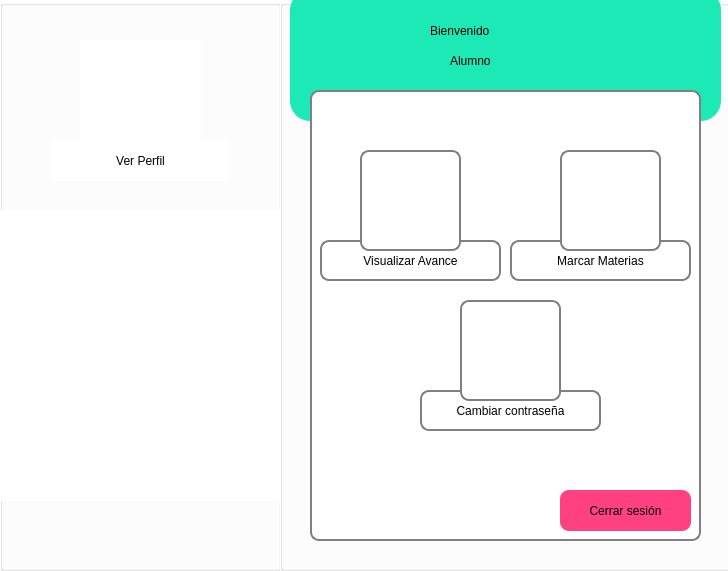
Old version of the form SCS/alumno.ui in the repository sagarme17/SCS.
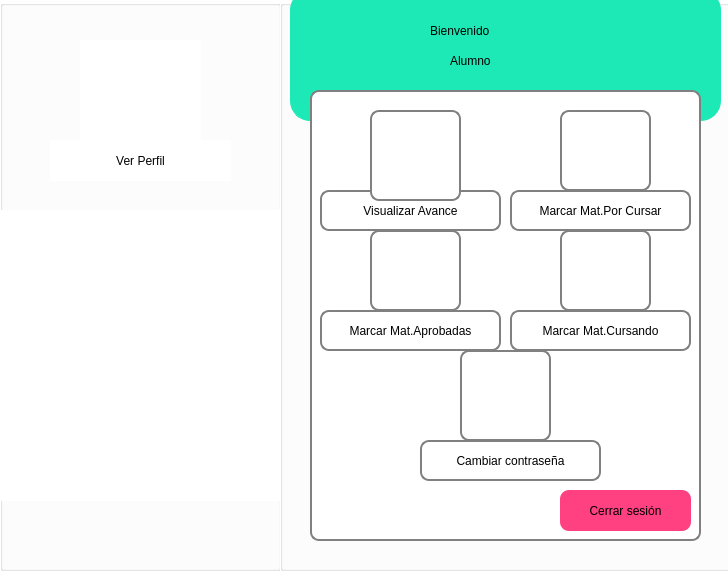
New version of the form. Icons and pictures are not drawn.

Commit message: Botones agregados a alumno.

```diff
--- a/SCS/alumno.ui
+++ b/SCS/alumno.ui
@@ -228,7 +228,7 @@
      <property name="geometry">
       <rect>
        <x>10</x>
-       <y>150</y>
+       <y>100</y>
        <width>181</width>
        <height>41</height>
       </rect>
@@ -247,7 +247,7 @@
      <property name="geometry">
       <rect>
        <x>200</x>
-       <y>150</y>
+       <y>100</y>
        <width>181</width>
        <height>41</height>
       </rect>
@@ -256,7 +256,7 @@
       <string notr="true">font: 75 12pt &quot;Berlin Sans FB Demi&quot;;</string>
      </property>
      <property name="text">
-      <string>Marcar Materias</string>
+      <string>Marcar Mat.Por Cursar</string>
      </property>
      <property name="alignment">
       <set>Qt::AlignCenter</set>
@@ -266,7 +266,7 @@
      <property name="geometry">
       <rect>
        <x>110</x>
-       <y>300</y>
+       <y>350</y>
        <width>181</width>
        <height>41</height>
       </rect>
@@ -313,10 +313,10 @@
     <widget class="QLabel" name="Avance">
      <property name="geometry">
       <rect>
-       <x>50</x>
-       <y>60</y>
-       <width>101</width>
-       <height>101</height>
+       <x>60</x>
+       <y>20</y>
+       <width>91</width>
+       <height>91</height>
       </rect>
      </property>
      <property name="text">
@@ -333,9 +333,9 @@
      <property name="geometry">
       <rect>
        <x>250</x>
-       <y>60</y>
-       <width>101</width>
-       <height>101</height>
+       <y>20</y>
+       <width>91</width>
+       <height>81</height>
       </rect>
      </property>
      <property name="text">
@@ -352,9 +352,9 @@
      <property name="geometry">
       <rect>
        <x>150</x>
-       <y>210</y>
-       <width>101</width>
-       <height>101</height>
+       <y>260</y>
+       <width>91</width>
+       <height>91</height>
       </rect>
      </property>
      <property name="text">
@@ -370,8 +370,8 @@
     <widget class="QPushButton" name="Cambio_al">
      <property name="geometry">
       <rect>
-       <x>154</x>
-       <y>222</y>
+       <x>150</x>
+       <y>270</y>
        <width>91</width>
        <height>81</height>
       </rect>
@@ -390,10 +390,10 @@
     <widget class="QPushButton" name="Cambio_al_2">
      <property name="geometry">
       <rect>
-       <x>260</x>
-       <y>70</y>
+       <x>250</x>
+       <y>30</y>
        <width>91</width>
-       <height>81</height>
+       <height>71</height>
       </rect>
      </property>
      <property name="styleSheet">
@@ -410,8 +410,124 @@
     <widget class="QPushButton" name="Cambio_al_3">
      <property name="geometry">
       <rect>
-       <x>54</x>
-       <y>74</y>
+       <x>60</x>
+       <y>30</y>
+       <width>91</width>
+       <height>81</height>
+      </rect>
+     </property>
+     <property name="styleSheet">
+      <string notr="true">
+       background:transparent;
+       border:none;
+       outline:none;
+</string>
+     </property>
+     <property name="text">
+      <string/>
+     </property>
+    </widget>
+    <widget class="QLabel" name="Marcar_2">
+     <property name="geometry">
+      <rect>
+       <x>60</x>
+       <y>140</y>
+       <width>91</width>
+       <height>81</height>
+      </rect>
+     </property>
+     <property name="text">
+      <string/>
+     </property>
+     <property name="pixmap">
+      <pixmap resource="SRC.qrc">:/Images/checklist_102320.png</pixmap>
+     </property>
+     <property name="scaledContents">
+      <bool>true</bool>
+     </property>
+    </widget>
+    <widget class="QLabel" name="Marcar_Materias_2">
+     <property name="geometry">
+      <rect>
+       <x>10</x>
+       <y>220</y>
+       <width>181</width>
+       <height>41</height>
+      </rect>
+     </property>
+     <property name="styleSheet">
+      <string notr="true">font: 75 12pt &quot;Berlin Sans FB Demi&quot;;</string>
+     </property>
+     <property name="text">
+      <string>Marcar Mat.Aprobadas</string>
+     </property>
+     <property name="alignment">
+      <set>Qt::AlignCenter</set>
+     </property>
+    </widget>
+    <widget class="QLabel" name="Marcar_3">
+     <property name="geometry">
+      <rect>
+       <x>250</x>
+       <y>140</y>
+       <width>91</width>
+       <height>81</height>
+      </rect>
+     </property>
+     <property name="text">
+      <string/>
+     </property>
+     <property name="pixmap">
+      <pixmap resource="SRC.qrc">:/Images/checklist_102320.png</pixmap>
+     </property>
+     <property name="scaledContents">
+      <bool>true</bool>
+     </property>
+    </widget>
+    <widget class="QLabel" name="Marcar_Materias_3">
+     <property name="geometry">
+      <rect>
+       <x>200</x>
+       <y>220</y>
+       <width>181</width>
+       <height>41</height>
+      </rect>
+     </property>
+     <property name="styleSheet">
+      <string notr="true">font: 75 12pt &quot;Berlin Sans FB Demi&quot;;</string>
+     </property>
+     <property name="text">
+      <string>Marcar Mat.Cursando</string>
+     </property>
+     <property name="alignment">
+      <set>Qt::AlignCenter</set>
+     </property>
+    </widget>
+    <widget class="QPushButton" name="Cambio_al_4">
+     <property name="geometry">
+      <rect>
+       <x>60</x>
+       <y>140</y>
+       <width>91</width>
+       <height>81</height>
+      </rect>
+     </property>
+     <property name="styleSheet">
+      <string notr="true">
+       background:transparent;
+       border:none;
+       outline:none;
+</string>
+     </property>
+     <property name="text">
+      <string/>
+     </property>
+    </widget>
+    <widget class="QPushButton" name="Cambio_al_5">
+     <property name="geometry">
+      <rect>
+       <x>250</x>
+       <y>140</y>
        <width>91</width>
        <height>81</height>
       </rect>
```
The commit also changes 4 other files.
